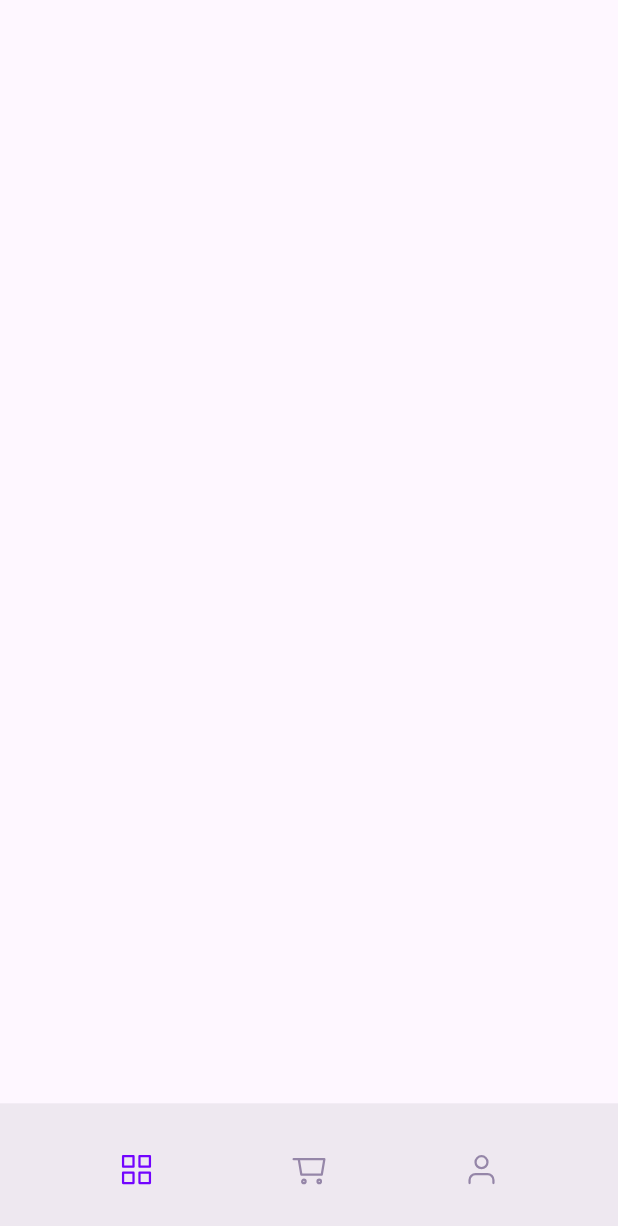
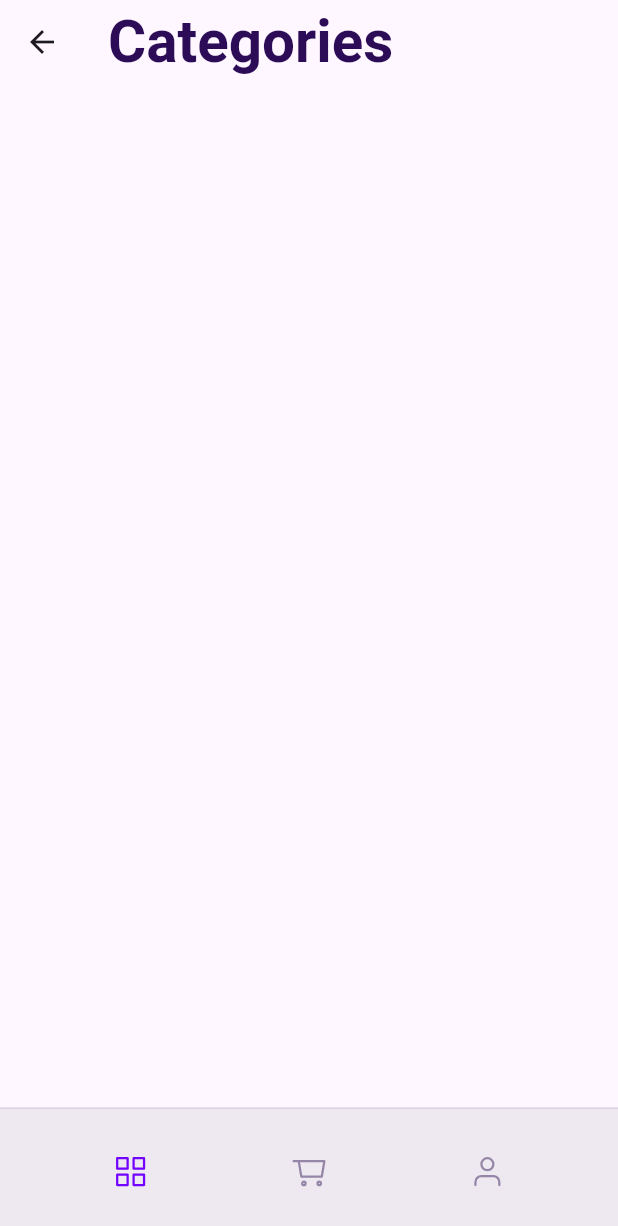
Before and after one commit to SharifboyMuminov/food_app, a Flutter app: the TabBox screen opened directly, on a phone screen of 412 x 824 dp. Shown: the top 1226 px of the screen. Run offline on Flutter 3.47's test engine with Material 3 defaults, Android fonts, the phone set to English and light mode, and no system bars; our stand-ins replace flutter_screenutil, flutter_svg.

Commit message:
work start categories page

```diff
--- a/lib/screens/tab_box/categories/categories_screen.dart
+++ b/lib/screens/tab_box/categories/categories_screen.dart
@@ -1,4 +1,7 @@
 import 'package:flutter/material.dart';
+import 'package:flutter_screenutil/flutter_screenutil.dart';
+import 'package:food_app/utils/app_colors.dart';
+import 'package:food_app/utils/app_text_style.dart';
 
 class CategoriesScreen extends StatefulWidget {
   const CategoriesScreen({super.key});
@@ -10,6 +13,17 @@ class CategoriesScreen extends StatefulWidget {
 class _CategoriesScreenState extends State<CategoriesScreen> {
   @override
   Widget build(BuildContext context) {
-    return Scaffold();
+    return Scaffold(
+      appBar: AppBar(
+        centerTitle: false,
+        title: Text(
+          "Categories",
+          style: AppTextStyle.seoulNamsanSemiBold.copyWith(
+            fontSize: 34.sp,
+            color: AppColors.c2D0C57,
+          ),
+        ),
+      ),
+    );
   }
 }
--- a/lib/screens/tab_box/tab_box.dart
+++ b/lib/screens/tab_box/tab_box.dart
@@ -31,13 +31,22 @@ class _TabBoxState extends State<TabBox> {
         children: _screens,
       ),
       bottomNavigationBar: DecoratedBox(
-        decoration: BoxDecoration(color: CupertinoColors.tertiarySystemFill),
+        decoration: BoxDecoration(
+          color: CupertinoColors.tertiarySystemFill,
+          border: Border(
+            top: BorderSide(
+              color: AppColors.cD9D0E3F,
+              width: 1.we,
+            ),
+          ),
+        ),
         child: Padding(
-          padding: EdgeInsets.symmetric(vertical: 22.he),
+          padding: EdgeInsets.symmetric(vertical: 12.he),
           child: Row(
             mainAxisAlignment: MainAxisAlignment.spaceEvenly,
             children: [
               IconButton(
+                padding: EdgeInsets.all(20.we),
                 onPressed: () {
                   setState(() {
                     _activePage = 0;
@@ -54,6 +63,7 @@ class _TabBoxState extends State<TabBox> {
                 ),
               ),
               IconButton(
+                padding: EdgeInsets.all(20.we),
                 onPressed: () {
                   setState(() {
                     _activePage = 1;
@@ -70,6 +80,7 @@ class _TabBoxState extends State<TabBox> {
                 ),
               ),
               IconButton(
+                padding: EdgeInsets.all(20.we),
                 onPressed: () {
                   setState(() {
                     _activePage = 2;
--- a/lib/utils/app_colors.dart
+++ b/lib/utils/app_colors.dart
@@ -11,6 +11,6 @@ class AppColors {
   static const Color c2D0C57 = Color(0xFF2D0C57);
   static const Color c9586A8 = Color(0xFF9586A8);
   static const Color c0BCE83 = Color(0xFF0BCE83);
-  static const Color c7203FF= Color(0xFF7203FF);
-
+  static const Color c7203FF = Color(0xFF7203FF);
+  static const Color cD9D0E3F = Color(0xFFD9D0E3);
 }
```
